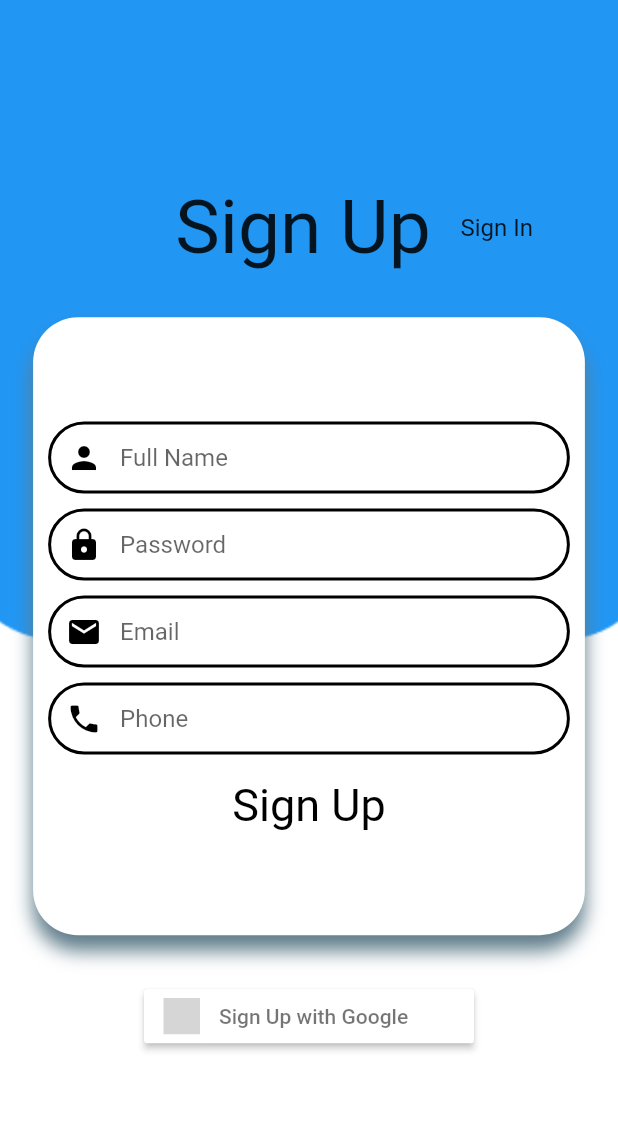
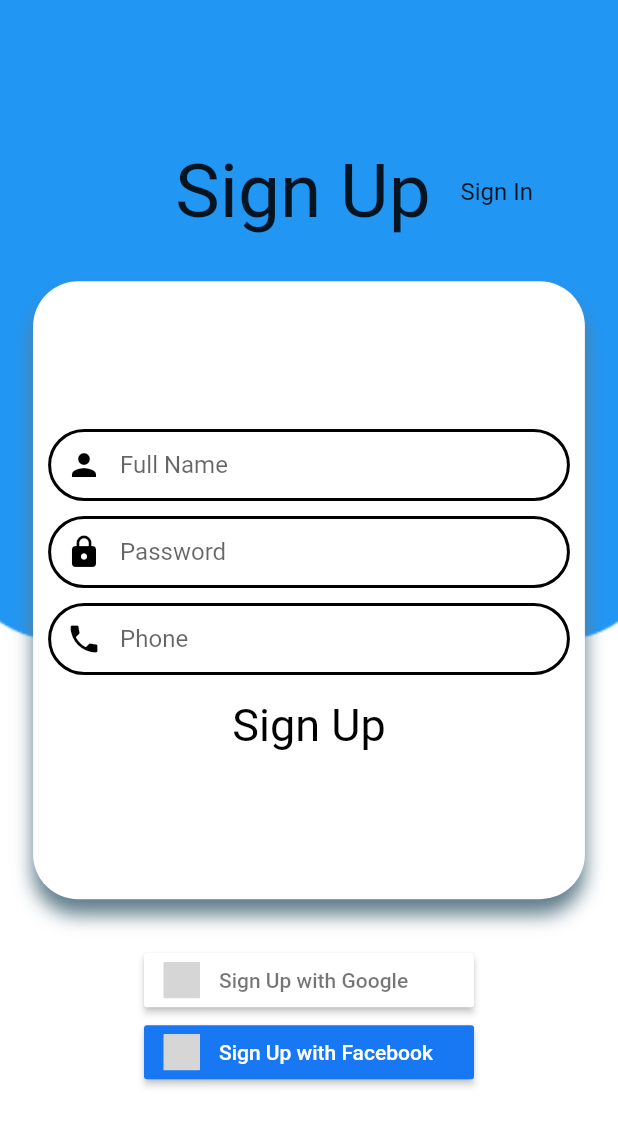
Before and after one commit to RomjanHossain/1mileChat, a Flutter app: the screen it shows after launch, after a tap on "Sign Up", on a phone screen of 412 x 824 dp. Shown: the top 1126 px of the screen. Run offline on Flutter 3.47's test engine with Material 2 defaults, Android fonts, the light colour scheme and no system bars; our stand-ins replace cloud_firestore, firebase_auth, firebase_core, flutter_signin_button, flutter_staggered_animations, font_awesome_flutter and 1 more; missing offline and left inert: flappy_search_bar; accounts and stored records are empty; grey boxes are pictures that could not be loaded.

Commit message:
holy moly

```diff
--- a/lib/Widgets/signInSignUp.dart
+++ b/lib/Widgets/signInSignUp.dart
@@ -11,6 +11,7 @@ class SignIn extends StatefulWidget {
 class _SignInState extends State<SignIn> {
   final _auth = FirebaseAuth.instance;
   final _formKey = GlobalKey<FormState>();
+
   String email;
   String password;
 
@@ -107,9 +108,11 @@ class _SignInState extends State<SignIn> {
               onPressed: () async {
                 if (_formKey.currentState.validate()) {
                   _formKey.currentState.save();
+
                   try {
                     final oldUser = await _auth.signInWithEmailAndPassword(
                         email: email, password: password);
+
                     if (oldUser != null) {
                       Navigator.pushNamed(context, MyChatScreen.id);
                     }
@@ -224,38 +227,6 @@ class _SignUpState extends State<SignUp> {
               ),
             ),
             Padding(
-              padding: EdgeInsets.only(
-                left: 10,
-                right: 10,
-                bottom: 10,
-              ),
-              child: TextFormField(
-                validator: (value) {
-                  Pattern pattern =
-                      r'^(([^<>()[\]\\.,;:\s@\"]+(\.[^<>()[\]\\.,;:\s@\"]+)*)|(\".+\"))@((\[[0-9]{1,3}\.[0-9]{1,3}\.[0-9]{1,3}\.[0-9]{1,3}\])|(([a-zA-Z\-0-9]+\.)+[a-zA-Z]{2,}))$';
-                  RegExp regex = new RegExp(pattern);
-                  if (!regex.hasMatch(value))
-                    return 'Enter Valid Email';
-                  else
-                    return null;
-                },
-                // controller: controller,
-                keyboardType: TextInputType.emailAddress,
-                decoration: kTextFieldDecoration.copyWith(
-                  hintText: 'Email',
-                  prefixIcon: Icon(
-                    Icons.mail,
-                    color: Colors.black,
-                  ),
-                ),
-                onChanged: (value) {
-                  setState(() {
-                    _email = value;
-                  });
-                },
-              ),
-            ),
-            Padding(
               padding: EdgeInsets.only(left: 10, right: 10),
               child: TextFormField(
                 // controller: controller2,
@@ -282,6 +253,38 @@ class _SignUpState extends State<SignUp> {
                 },
               ),
             ),
+            // Padding(
+            //   padding: EdgeInsets.only(
+            //     left: 10,
+            //     right: 10,
+            //     bottom: 10,
+            //   ),
+            //   child: TextFormField(
+            //     validator: (value) {
+            //       Pattern pattern =
+            //           r'^(([^<>()[\]\\.,;:\s@\"]+(\.[^<>()[\]\\.,;:\s@\"]+)*)|(\".+\"))@((\[[0-9]{1,3}\.[0-9]{1,3}\.[0-9]{1,3}\.[0-9]{1,3}\])|(([a-zA-Z\-0-9]+\.)+[a-zA-Z]{2,}))$';
+            //       RegExp regex = new RegExp(pattern);
+            //       if (!regex.hasMatch(value))
+            //         return 'Enter Valid Email';
+            //       else
+            //         return null;
+            //     },
+            //     // controller: controller,
+            //     keyboardType: TextInputType.emailAddress,
+            //     decoration: kTextFieldDecoration.copyWith(
+            //       hintText: 'Email',
+            //       prefixIcon: Icon(
+            //         Icons.mail,
+            //         color: Colors.black,
+            //       ),
+            //     ),
+            //     onChanged: (value) {
+            //       setState(() {
+            //         _email = value;
+            //       });
+            //     },
+            //   ),
+            // ),
             // form end
             RawMaterialButton(
               padding: EdgeInsets.only(top: 16),
--- a/lib/screens/StartPage.dart
+++ b/lib/screens/StartPage.dart
@@ -97,8 +97,7 @@ class _SignInUIState extends State<SignInUI> {
                   child: isClicked ? SignIn() : SignUp(),
                 ),
               ),
-              SingleChildScrollView(
-                child: Padding(
+              Padding(
                 padding: EdgeInsets.only(
                   top: 30,
                 ),
@@ -106,14 +105,32 @@ class _SignInUIState extends State<SignInUI> {
                     ? SignInButton(
                         Buttons.Google,
                         text: "Sign In with Google",
-                          onPressed: () {},
+                        onPressed: () {
+                          print('google btn clicked');
+                        },
                       )
                     : SignInButton(
                         Buttons.Google,
                         text: "Sign Up with Google",
-                          onPressed: () {},
+                        onPressed: () {
+                          print('google btn clicked');
+                        },
                       ),
               ),
+              isClicked
+                  ? SignInButton(
+                      Buttons.FacebookNew,
+                      text: "Sign In with Facebook",
+                      onPressed: () {
+                        print('Facebook btn clicked');
+                      },
+                    )
+                  : SignInButton(
+                      Buttons.FacebookNew,
+                      text: "Sign Up with Facebook",
+                      onPressed: () {
+                        print('Facebook btn clicked');
+                      },
                     ),
             ],
           ),
```
Also changed, not shown: 1 other file. Lines whose indentation alone changed are shown as unchanged.
